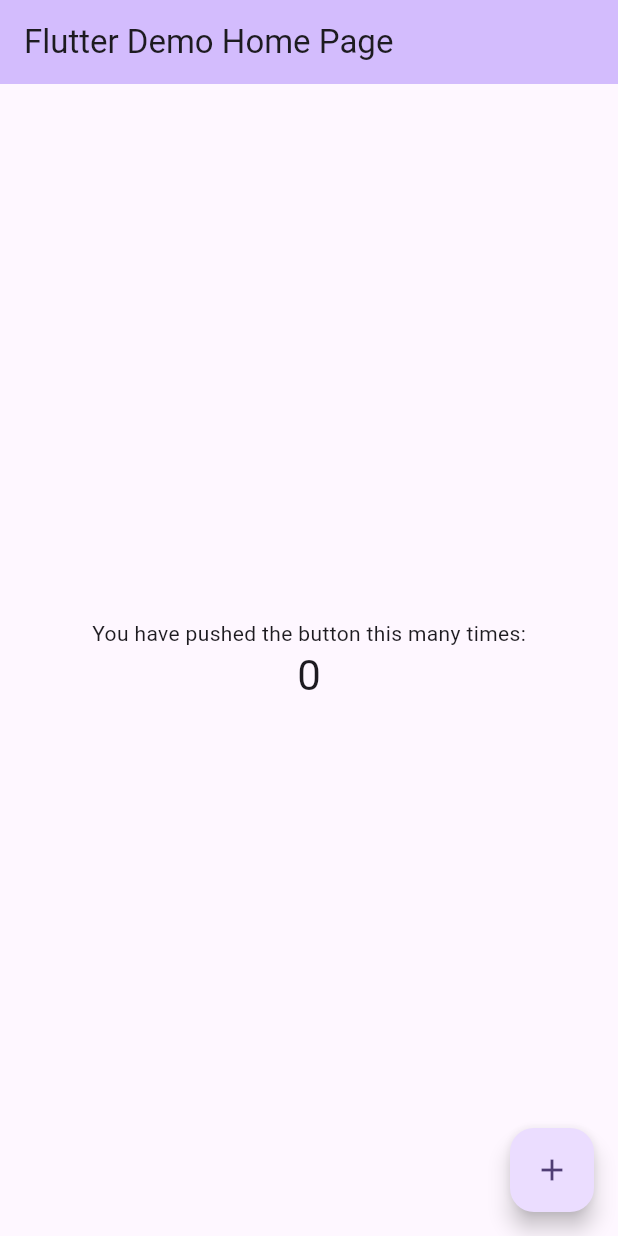
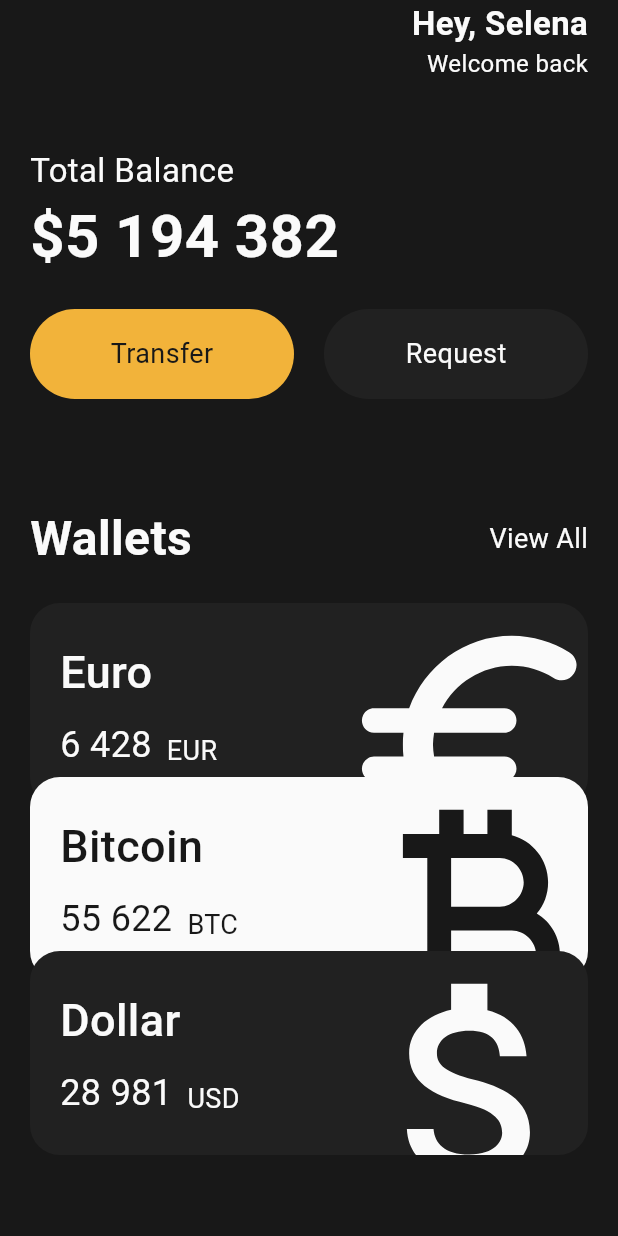
Before and after one commit to sik9252/flutter_project, a Flutter app: the screen it shows after launch, on a phone screen of 412 x 824 dp. Run offline on Flutter 3.47's test engine with Material 3 defaults, Android fonts, the phone set to English and light mode, and no system bars; our stand-ins replace after_layout, dio, easy_localization, eva_icons_flutter, flutter_cache_manager, flutter_svg and 7 more; missing offline and left inert: keyboard_utils_fork, nav, shake.

Commit message:
feat: ui 그리기 연습 완료

```diff
--- /dev/null
+++ b/ui_practice/lib/common/colors/colors.dart
@@ -0,0 +1,9 @@
+import 'package:flutter/material.dart';
+
+class AppColors {
+  static const Color black = Color(0xff181818);
+  static const Color semiBlack = Color(0xff212121);
+  static const Color white = Color(0xfffafafa);
+  static const Color lightBlue = Color(0xff81ece6);
+  static const Color yellow = Color(0xfff2b33a);
+}
--- /dev/null
+++ b/ui_practice/lib/common/common.dart
@@ -0,0 +1,3 @@
+export '../common/colors/colors.dart';
+
+export '../common/widget/widget.dart';
--- /dev/null
+++ b/ui_practice/lib/common/widget/height_and_width.dart
@@ -0,0 +1,43 @@
+import 'package:flutter/material.dart';
+
+const width5 = Width(5);
+const width10 = Width(10);
+const width20 = Width(20);
+const width30 = Width(30);
+
+const height5 = Height(5);
+const height10 = Height(10);
+const height20 = Height(20);
+const height30 = Height(30);
+
+class Height extends StatelessWidget {
+  final double height;
+
+  const Height(
+    this.height, {
+    Key? key,
+  }) : super(key: key);
+
+  @override
+  Widget build(BuildContext context) {
+    return SizedBox(
+      height: height,
+    );
+  }
+}
+
+class Width extends StatelessWidget {
+  final double width;
+
+  const Width(
+    this.width, {
+    Key? key,
+  }) : super(key: key);
+
+  @override
+  Widget build(BuildContext context) {
+    return SizedBox(
+      width: width,
+    );
+  }
+}
--- /dev/null
+++ b/ui_practice/lib/common/widget/w_expanded.dart
@@ -0,0 +1,17 @@
+import 'package:flutter/material.dart';
+
+const expandedWidget = ExpandedWidget();
+
+class ExpandedWidget extends StatelessWidget {
+  final int flex;
+
+  const ExpandedWidget({Key? key, this.flex = 1}) : super(key: key);
+
+  @override
+  Widget build(BuildContext context) {
+    return Expanded(
+      flex: flex,
+      child: Container(),
+    );
+  }
+}
--- /dev/null
+++ b/ui_practice/lib/common/widget/w_rounded_button.dart
@@ -0,0 +1,46 @@
+import 'package:flutter/material.dart';
+import 'package:ui_practice/common/colors/colors.dart';
+
+class RoundedButton extends StatelessWidget {
+  final double? width;
+  final double? height;
+  final double? fontSize;
+
+  final String buttonText;
+
+  final Color? backgroundColor;
+  final Color? textColor;
+
+  final Function() onTap;
+
+  const RoundedButton(
+      {this.width,
+      this.height,
+      this.fontSize,
+      required this.buttonText,
+      this.backgroundColor,
+      this.textColor,
+      required this.onTap,
+      super.key});
+
+  @override
+  Widget build(BuildContext context) {
+    return InkWell(
+      onTap: onTap(),
+      child: Container(
+        width: width ?? 100,
+        height: height ?? 48,
+        decoration: BoxDecoration(
+          color: backgroundColor ?? AppColors.black,
+          borderRadius: BorderRadius.circular(height != null ? height! / 2 : 24),
+        ),
+        child: Center(
+          child: Text(
+            buttonText,
+            style: TextStyle(color: textColor ?? AppColors.black, fontSize: fontSize ?? 16),
+          ),
+        ),
+      ),
+    );
+  }
+}
--- /dev/null
+++ b/ui_practice/lib/common/widget/widget.dart
@@ -0,0 +1,3 @@
+export './height_and_width.dart';
+export './w_expanded.dart';
+export './w_rounded_button.dart';
--- a/ui_practice/lib/main.dart
+++ b/ui_practice/lib/main.dart
@@ -1,125 +1,44 @@
 import 'package:flutter/material.dart';
+import 'package:ui_practice/common/common.dart';
+import 'package:ui_practice/screens/home/s_home.dart';
 
 void main() {
-  runApp(const MyApp());
+  runApp(const App());
 }
 
-class MyApp extends StatelessWidget {
-  const MyApp({super.key});
+class App extends StatelessWidget {
+  const App({super.key});
 
   // This widget is the root of your application.
   @override
   Widget build(BuildContext context) {
     return MaterialApp(
-      title: 'Flutter Demo',
-      theme: ThemeData(
-        // This is the theme of your application.
-        //
-        // TRY THIS: Try running your application with "flutter run". You'll see
-        // the application has a purple toolbar. Then, without quitting the app,
-        // try changing the seedColor in the colorScheme below to Colors.green
-        // and then invoke "hot reload" (save your changes or press the "hot
-        // reload" button in a Flutter-supported IDE, or press "r" if you used
-        // the command line to start the app).
-        //
-        // Notice that the counter didn't reset back to zero; the application
-        // state is not lost during the reload. To reset the state, use hot
-        // restart instead.
-        //
-        // This works for code too, not just values: Most code changes can be
-        // tested with just a hot reload.
-        colorScheme: ColorScheme.fromSeed(seedColor: Colors.deepPurple),
-        useMaterial3: true,
+      title: 'Hello flutter!',
+      home: Scaffold(
+        backgroundColor: AppColors.black,
+        appBar: AppBar(
+          backgroundColor: AppColors.black,
+          toolbarHeight: 68,
+          actions: const [
+            Column(
+              crossAxisAlignment: CrossAxisAlignment.end,
+              children: [
+                Text(
+                  "Hey, Selena",
+                  style:
+                      TextStyle(color: AppColors.white, fontWeight: FontWeight.bold, fontSize: 22),
+                ),
+                Text(
+                  'Welcome back',
+                  style: TextStyle(color: AppColors.white, fontSize: 16),
+                ),
+              ],
+            ),
+            width20
+          ],
+        ),
+        body: const Home(),
       ),
-      home: const MyHomePage(title: 'Flutter Demo Home Page'),
     );
   }
 }
-
-class MyHomePage extends StatefulWidget {
-  const MyHomePage({super.key, required this.title});
-
-  // This widget is the home page of your application. It is stateful, meaning
-  // that it has a State object (defined below) that contains fields that affect
-  // how it looks.
-
-  // This class is the configuration for the state. It holds the values (in this
-  // case the title) provided by the parent (in this case the App widget) and
-  // used by the build method of the State. Fields in a Widget subclass are
-  // always marked "final".
-
-  final String title;
-
-  @override
-  State<MyHomePage> createState() => _MyHomePageState();
-}
-
-class _MyHomePageState extends State<MyHomePage> {
-  int _counter = 0;
-
-  void _incrementCounter() {
-    setState(() {
-      // This call to setState tells the Flutter framework that something has
-      // changed in this State, which causes it to rerun the build method below
-      // so that the display can reflect the updated values. If we changed
-      // _counter without calling setState(), then the build method would not be
-      // called again, and so nothing would appear to happen.
-      _counter++;
-    });
-  }
-
-  @override
-  Widget build(BuildContext context) {
-    // This method is rerun every time setState is called, for instance as done
-    // by the _incrementCounter method above.
-    //
-    // The Flutter framework has been optimized to make rerunning build methods
-    // fast, so that you can just rebuild anything that needs updating rather
-    // than having to individually change instances of widgets.
-    return Scaffold(
-      appBar: AppBar(
-        // TRY THIS: Try changing the color here to a specific color (to
-        // Colors.amber, perhaps?) and trigger a hot reload to see the AppBar
-        // change color while the other colors stay the same.
-        backgroundColor: Theme.of(context).colorScheme.inversePrimary,
-        // Here we take the value from the MyHomePage object that was created by
-        // the App.build method, and use it to set our appbar title.
-        title: Text(widget.title),
-      ),
-      body: Center(
-        // Center is a layout widget. It takes a single child and positions it
-        // in the middle of the parent.
-        child: Column(
-          // Column is also a layout widget. It takes a list of children and
-          // arranges them vertically. By default, it sizes itself to fit its
-          // children horizontally, and tries to be as tall as its parent.
-          //
-          // Column has various properties to control how it sizes itself and
-          // how it positions its children. Here we use mainAxisAlignment to
-          // center the children vertically; the main axis here is the vertical
-          // axis because Columns are vertical (the cross axis would be
-          // horizontal).
-          //
-          // TRY THIS: Invoke "debug painting" (choose the "Toggle Debug Paint"
-          // action in the IDE, or press "p" in the console), to see the
-          // wireframe for each widget.
-          mainAxisAlignment: MainAxisAlignment.center,
-          children: <Widget>[
-            const Text(
-              'You have pushed the button this many times:',
-            ),
-            Text(
-              '$_counter',
-              style: Theme.of(context).textTheme.headlineMedium,
-            ),
-          ],
-        ),
-      ),
-      floatingActionButton: FloatingActionButton(
-        onPressed: _incrementCounter,
-        tooltip: 'Increment',
-        child: const Icon(Icons.add),
-      ), // This trailing comma makes auto-formatting nicer for build methods.
-    );
-  }
-}
--- /dev/null
+++ b/ui_practice/lib/screens/home/fragments/f_total_balance.dart
@@ -0,0 +1,48 @@
+import 'package:flutter/material.dart';
+import 'package:ui_practice/common/common.dart';
+
+class TotalBalance extends StatelessWidget {
+  const TotalBalance({super.key});
+
+  @override
+  Widget build(BuildContext context) {
+    return Column(
+      crossAxisAlignment: CrossAxisAlignment.start,
+      children: [
+        const Text(
+          'Total Balance',
+          style: TextStyle(color: AppColors.white, fontSize: 22),
+        ),
+        const Text(
+          '\$5 194 382',
+          style: TextStyle(color: AppColors.white, fontSize: 40, fontWeight: FontWeight.bold),
+        ),
+        height20,
+        Row(
+          children: [
+            Expanded(
+              child: RoundedButton(
+                  width: double.infinity,
+                  height: 60,
+                  fontSize: 18,
+                  buttonText: 'Transfer',
+                  backgroundColor: AppColors.yellow,
+                  textColor: AppColors.black,
+                  onTap: () {}),
+            ),
+            width20,
+            Expanded(
+                child: RoundedButton(
+                    width: double.infinity,
+                    height: 60,
+                    fontSize: 18,
+                    buttonText: 'Request',
+                    backgroundColor: AppColors.semiBlack,
+                    textColor: AppColors.white,
+                    onTap: () {}))
+          ],
+        )
+      ],
+    );
+  }
+}
--- /dev/null
+++ b/ui_practice/lib/screens/home/fragments/f_wallets.dart
@@ -0,0 +1,58 @@
+import 'package:flutter/material.dart';
+import 'package:ui_practice/common/common.dart';
+import 'package:ui_practice/screens/home/widget/w_wallet_item.dart';
+
+class Wallets extends StatelessWidget {
+  const Wallets({super.key});
+
+  @override
+  Widget build(BuildContext context) {
+    return const Column(
+      children: [
+        Row(
+          crossAxisAlignment: CrossAxisAlignment.center,
+          children: [
+            Text(
+              'Wallets',
+              style: TextStyle(color: AppColors.white, fontSize: 32, fontWeight: FontWeight.bold),
+            ),
+            ExpandedWidget(),
+            Text(
+              'View All',
+              style: TextStyle(
+                color: AppColors.white,
+                fontSize: 18,
+              ),
+            ),
+          ],
+        ),
+        height20,
+        Column(
+          children: [
+            WalletItem(
+              name: 'Euro',
+              unit: 'EUR',
+              amount: '6 428',
+              icon: Icon(Icons.euro_rounded, color: AppColors.white, size: 88),
+            ),
+            WalletItem(
+              name: 'Bitcoin',
+              unit: 'BTC',
+              amount: '55 622',
+              icon: Icon(Icons.currency_bitcoin, color: AppColors.black, size: 88),
+              backgroundColor: AppColors.white,
+              offset: Offset(0, -20),
+            ),
+            WalletItem(
+              name: 'Dollar',
+              unit: 'USD',
+              amount: '28 981',
+              icon: Icon(Icons.attach_money_outlined, color: AppColors.white, size: 88),
+              offset: Offset(0, -40),
+            ),
+          ],
+        )
+      ],
+    );
+  }
+}
--- /dev/null
+++ b/ui_practice/lib/screens/home/s_home.dart
@@ -0,0 +1,25 @@
+import 'package:flutter/material.dart';
+import 'package:ui_practice/screens/home/fragments/f_total_balance.dart';
+import 'package:ui_practice/screens/home/fragments/f_wallets.dart';
+
+class Home extends StatelessWidget {
+  const Home({super.key});
+
+  @override
+  Widget build(BuildContext context) {
+    return SingleChildScrollView(
+      child: Padding(
+        padding: const EdgeInsets.symmetric(horizontal: 20, vertical: 30),
+        child: Column(
+          children: [
+            const TotalBalance(),
+            Container(
+              height: 70,
+            ),
+            const Wallets()
+          ],
+        ),
+      ),
+    );
+  }
+}
--- /dev/null
+++ b/ui_practice/lib/screens/home/widget/w_wallet_item.dart
@@ -0,0 +1,85 @@
+import 'package:flutter/material.dart';
+import 'package:ui_practice/common/common.dart';
+
+class WalletItem extends StatelessWidget {
+  final Color? backgroundColor;
+
+  final String name;
+  final String unit;
+  final String amount;
+  final Icon? icon;
+
+  final Offset? offset;
+
+  const WalletItem(
+      {this.backgroundColor,
+      required this.name,
+      required this.unit,
+      required this.amount,
+      this.icon,
+      this.offset,
+      super.key});
+
+  @override
+  Widget build(BuildContext context) {
+    return Transform.translate(
+      offset: offset ?? const Offset(0, 0),
+      child: Container(
+        clipBehavior: Clip.hardEdge,
+        width: double.infinity,
+        decoration: BoxDecoration(
+          color: backgroundColor ?? AppColors.semiBlack,
+          borderRadius: BorderRadius.circular(20),
+        ),
+        child: Padding(
+          padding: const EdgeInsets.symmetric(horizontal: 20, vertical: 24),
+          child: Row(
+            mainAxisAlignment: MainAxisAlignment.spaceBetween,
+            children: [
+              Column(
+                crossAxisAlignment: CrossAxisAlignment.start,
+                children: [
+                  Text(
+                    name,
+                    style: TextStyle(
+                        color: backgroundColor != null ? AppColors.black : AppColors.white,
+                        fontSize: 30,
+                        fontWeight: FontWeight.w500),
+                  ),
+                  height10,
+                  Row(
+                    crossAxisAlignment: CrossAxisAlignment.end,
+                    children: [
+                      Text(
+                        amount,
+                        style: TextStyle(
+                            color: backgroundColor != null ? AppColors.black : AppColors.white,
+                            fontSize: 24,
+                            fontWeight: FontWeight.w400),
+                      ),
+                      width10,
+                      Text(
+                        unit,
+                        style: TextStyle(
+                            color: backgroundColor != null ? AppColors.black : AppColors.white,
+                            fontSize: 18),
+                      )
+                    ],
+                  ),
+                ],
+              ),
+              Transform.scale(
+                scale: 2.2,
+                child: Transform.translate(
+                  offset: const Offset(-5, 12),
+                  // child: const Icon(Icons.euro_rounded, color: AppColors.white, size: 88),
+                  child: icon ?? const Icon(Icons.euro_rounded, color: AppColors.white, size: 88),
+                ),
+              ),
+            ],
+          ),
+        ),
+      ),
+    );
+  }
+}
```
Also changed, not shown: 1 other file.
